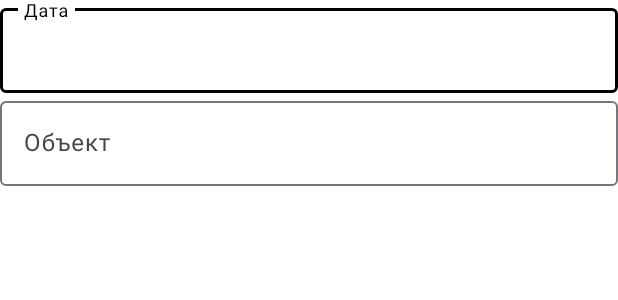
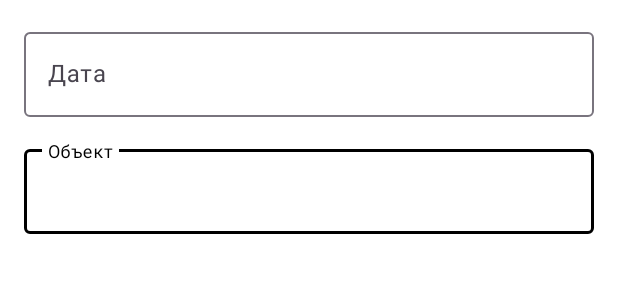
Before and after one commit to S0s0Combain/IvLineReporting, an Android app: the layout activity_input_data.xml on its own in the app's theme, with its tools: preview values and no code run, on a phone screen of 412 x 824 dp. Shown: the top 300 px of the screen. Run offline under Robolectric (Android 15) with nearby library versions, the phone set to English and light mode, and no system bars.

Commit message:
Добавлен класс для работы с DatePicker. Реализован функционал для поля ввода даты на странице ввода данных.

```diff
--- a/app/src/main/res/layout/activity_input_data.xml
+++ b/app/src/main/res/layout/activity_input_data.xml
@@ -18,12 +18,17 @@
             android:layout_height="wrap_content"
             app:layout_constraintEnd_toEndOf="parent"
             app:layout_constraintStart_toStartOf="parent"
-            app:layout_constraintTop_toTopOf="parent">
+            app:layout_constraintTop_toTopOf="parent"
+            android:layout_margin="16dp">
 
             <com.google.android.material.textfield.TextInputEditText
+                android:id="@+id/dateEditText"
                 android:layout_width="match_parent"
                 android:layout_height="match_parent"
-                android:hint="@string/date" />
+                android:hint="@string/date"
+                android:inputType="date"
+                android:focusable="false"
+                android:onClick="showDatePickerDialog"/>
         </com.google.android.material.textfield.TextInputLayout>
 
         <com.google.android.material.textfield.TextInputLayout
@@ -32,7 +37,8 @@
             android:layout_height="wrap_content"
             app:layout_constraintEnd_toEndOf="parent"
             app:layout_constraintStart_toStartOf="parent"
-            app:layout_constraintTop_toBottomOf="@+id/textInputLayout3">
+            app:layout_constraintTop_toBottomOf="@+id/textInputLayout3"
+            android:layout_margin="16dp">
 
             <com.google.android.material.textfield.TextInputEditText
                 android:layout_width="match_parent"
--- a/app/src/main/res/values/strings.xml
+++ b/app/src/main/res/values/strings.xml
@@ -4,8 +4,6 @@
     <string name="password">Пароль</string>
     <string name="enter">Войти</string>
     <string name="select">Выбрать</string>
-    <!-- TODO: Remove or change this placeholder text -->
-    <string name="hello_blank_fragment">Hello blank fragment</string>
     <string name="date">Дата</string>
     <string name="Object">Объект</string>
 </resources>
```
Also changed, not shown: app/src/main/java/com/example/ivlinereporting/DatePickerFragment.kt (added, +35 -0 lines), app/src/main/java/com/example/ivlinereporting/InputDataActivity.kt (+18 -2 lines).
